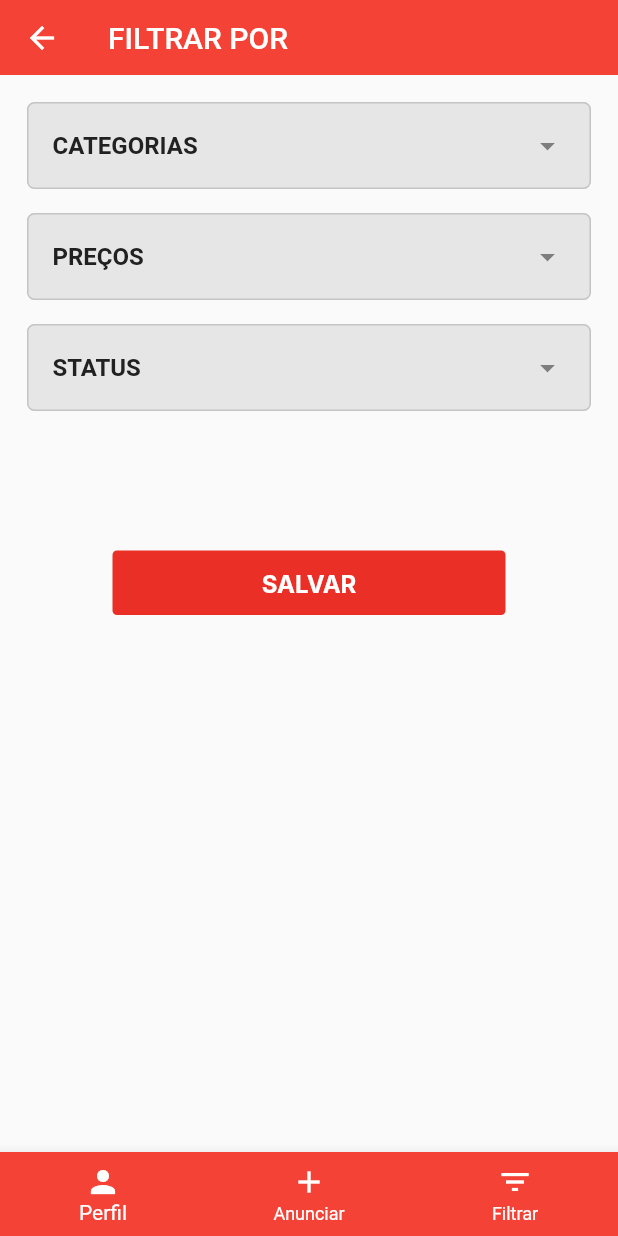
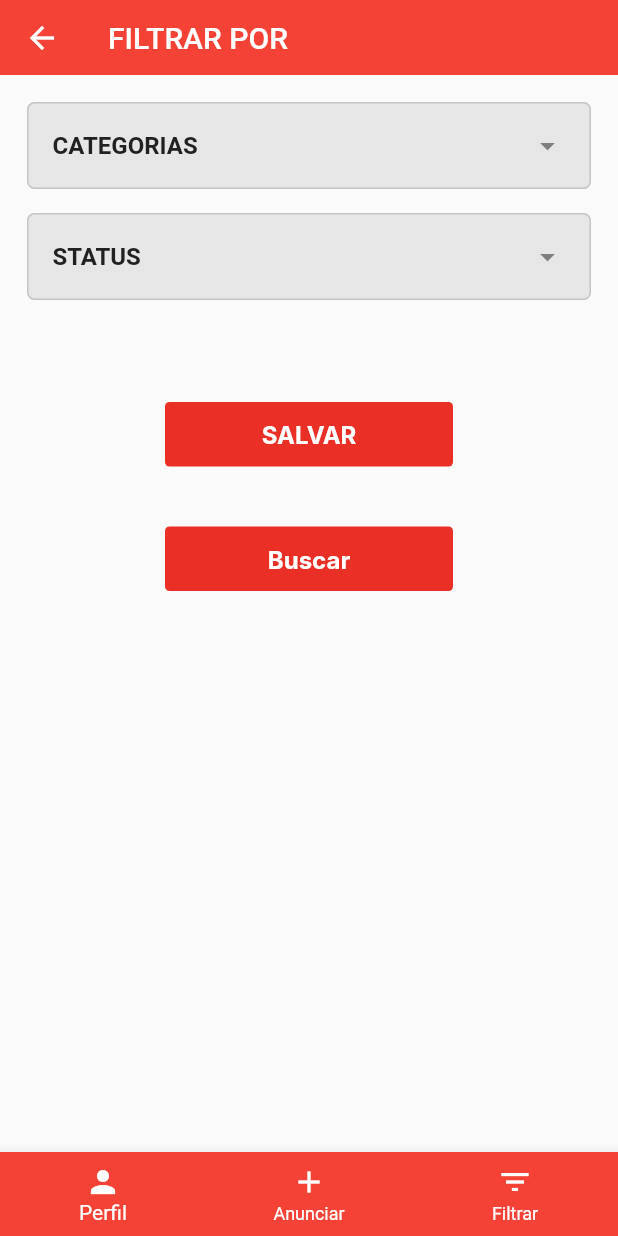
Before and after one commit to rayllander/melancia_express, a Flutter app: the FilterPage screen opened by its route, on a phone screen of 412 x 824 dp. Run offline on Flutter 3.47's test engine with Material 2 defaults, Android fonts, the phone set to English and light mode, and no system bars; our stand-ins replace dots_indicator, image_picker, parse_server_sdk_flutter; Roboto replaces fonts that are missing (Inter).

Commit message:
alteração filtro, criação do botão

```diff
--- a/lib/view/pages/filter_page.dart
+++ b/lib/view/pages/filter_page.dart
@@ -29,25 +29,36 @@ class _FilterPageState extends State<FilterPage> {
                   title: 'CATEGORIAS',
                   options: [
                     'Sem semente',
-                    'Amarela',
-                    'Categoria 3',
-                    'Categoria 4'
+                    'Polpa Amarela',
+                    'Polpa Vermelha',
+                    'Polpa Branca'
                   ],
                   selectedOptions: selectedCategories,
                 ),
-                FilterSection(
-                  title: 'PREÇOS',
-                  options: ['1,00', '15,00', '2,50', '5,80'],
-                  selectedOptions: selectedPrices,
-                ),
+                //   FilterSection(
+                //    title: 'PREÇOS',
+                //    options: [
+                //      '0,00 a 2,30',
+                //     '2,31 a 2,50',
+                //     '2,51 a 2,80',
+                //      '2,81 a 3,00'
+                //    ],
+                //    selectedOptions: selectedPrices,
+                //  ),
                 FilterSection(
                   title: 'STATUS',
-                  options: ['Ativo', 'Inativo'],
+                  options: [
+                    'Plantio',
+                    'Crescimento',
+                    'Colheira 1ª Panha',
+                    'Colheita 2ª Panha',
+                    'Colheita 3ª Panha'
+                  ],
                   selectedOptions: selectedStatus,
                 ),
                 const SizedBox(height: 20),
                 Container(
-                  padding: EdgeInsets.all(65.0),
+                  padding: EdgeInsets.symmetric(vertical: 40, horizontal: 100),
                   child: MyButton(
                     onTapButton: () {
                       // Realizar a ação desejada com as opções selecionadas
@@ -56,6 +67,13 @@ class _FilterPageState extends State<FilterPage> {
                       // print('Status selecionados: $selectedStatus');
                     },
                     buttonText: 'SALVAR',
+                  ),
+                ),
+                Container(
+                  padding: EdgeInsets.symmetric(vertical: 0, horizontal: 100),
+                  child: MyButton(
+                    onTapButton: () {},
+                    buttonText: 'Buscar',
                   ),
                 ),
               ],
```
